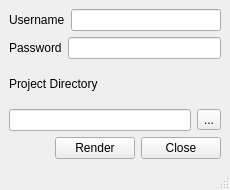
Qt form ui/main.ui (iceanimations/AiBatchRender) before a commit.
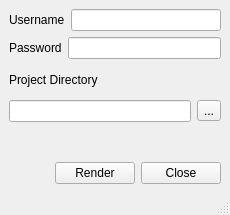
The same form after that commit.

```diff
--- a/ui/main.ui
+++ b/ui/main.ui
@@ -7,7 +7,7 @@
     <x>0</x>
     <y>0</y>
     <width>230</width>
-    <height>190</height>
+    <height>215</height>
    </rect>
   </property>
   <property name="sizePolicy">
@@ -19,13 +19,13 @@
   <property name="minimumSize">
    <size>
     <width>230</width>
-    <height>190</height>
+    <height>215</height>
    </size>
   </property>
   <property name="maximumSize">
    <size>
     <width>230</width>
-    <height>190</height>
+    <height>215</height>
    </size>
   </property>
   <property name="windowTitle">
@@ -86,6 +86,16 @@
       </item>
      </layout>
     </item>
+    <item>
+     <widget class="QLabel" name="statusLabel">
+      <property name="styleSheet">
+       <string>color: green</string>
+      </property>
+      <property name="text">
+       <string/>
+      </property>
+     </widget>
+    </item>
     <item>
      <layout class="QHBoxLayout" name="horizontalLayout_3">
       <item>
```
Left out of the diff: 2 changed lines with no effect on the pictures.
